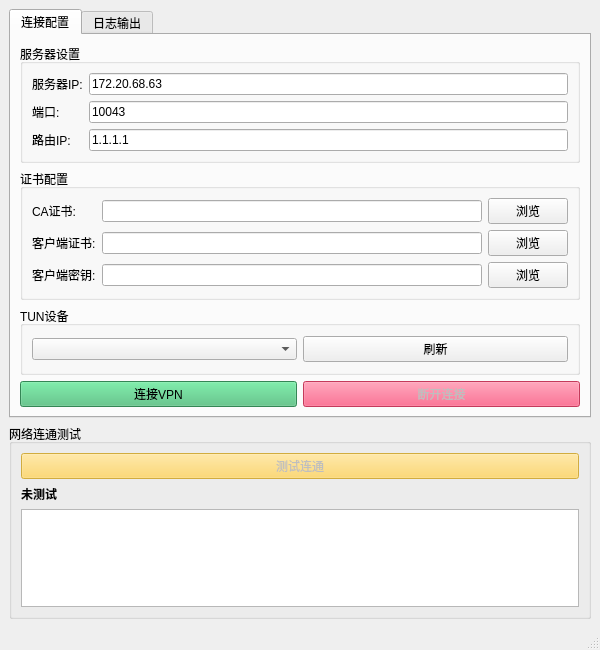
Qt form Projects/VPNClient/mainwindow.ui (Dahyunnist/Personal-VPN) before a commit.
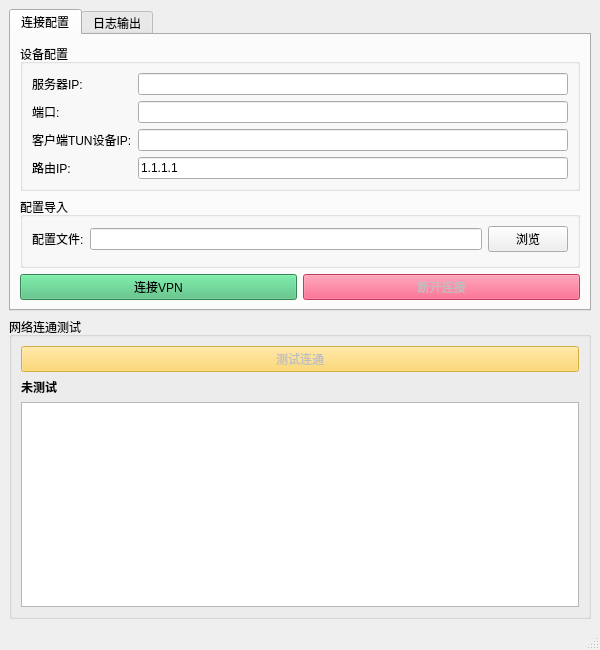
The same form after that commit.

Commit message: put all information client needed in a config.json file and make client program able to read it; simplified UI, with only one function selecting config file left

What changed in the file:
```diff
--- a/Projects/VPNClient/mainwindow.ui
+++ b/Projects/VPNClient/mainwindow.ui
@@ -28,7 +28,7 @@
         <item>
          <widget class="QGroupBox" name="serverGroup">
           <property name="title">
-           <string>服务器设置</string>
+           <string>设备配置</string>
           </property>
           <layout class="QFormLayout" name="formLayout">
            <item row="0" column="0">
@@ -41,7 +41,7 @@
            <item row="0" column="1">
             <widget class="QLineEdit" name="serverIp">
              <property name="text">
-              <string>172.20.68.63</string>
+              <string/>
              </property>
             </widget>
            </item>
@@ -55,18 +55,32 @@
            <item row="1" column="1">
             <widget class="QLineEdit" name="serverPort">
              <property name="text">
-              <string>10043</string>
+              <string/>
              </property>
             </widget>
            </item>
            <item row="2" column="0">
+            <widget class="QLabel" name="label">
+             <property name="text">
+              <string>客户端TUN设备IP:</string>
+             </property>
+            </widget>
+           </item>
+           <item row="2" column="1">
+            <widget class="QLineEdit" name="tunIp">
+             <property name="text">
+              <string/>
+             </property>
+            </widget>
+           </item>
+           <item row="3" column="0">
             <widget class="QLabel" name="label_3">
              <property name="text">
               <string>路由IP:</string>
              </property>
             </widget>
            </item>
-           <item row="2" column="1">
+           <item row="3" column="1">
             <widget class="QLineEdit" name="routeIp">
              <property name="text">
               <string>1.1.1.1</string>
@@ -79,13 +93,13 @@
         <item>
          <widget class="QGroupBox" name="certGroup">
           <property name="title">
-           <string>证书配置</string>
+           <string>配置导入</string>
           </property>
           <layout class="QFormLayout" name="formLayout_2">
            <item row="0" column="0">
             <widget class="QLabel" name="label_4">
              <property name="text">
-              <string>CA证书:</string>
+              <string>配置文件:</string>
              </property>
             </widget>
            </item>
@@ -103,70 +117,10 @@
              </item>
             </layout>
            </item>
-           <item row="1" column="0">
-            <widget class="QLabel" name="label_5">
-             <property name="text">
-              <string>客户端证书:</string>
-             </property>
-            </widget>
-           </item>
-           <item row="1" column="1">
-            <layout class="QHBoxLayout" name="horizontalLayout_2">
-             <item>
-              <widget class="QLineEdit" name="clientCertPath"/>
-             </item>
-             <item>
-              <widget class="QPushButton" name="browseClientCert">
-               <property name="text">
-                <string>浏览</string>
-               </property>
-              </widget>
-             </item>
-            </layout>
-           </item>
-           <item row="2" column="0">
-            <widget class="QLabel" name="label_6">
-             <property name="text">
-              <string>客户端密钥:</string>
-             </property>
-            </widget>
-           </item>
-           <item row="2" column="1">
-            <layout class="QHBoxLayout" name="horizontalLayout_3">
-             <item>
-              <widget class="QLineEdit" name="clientKeyPath"/>
-             </item>
-             <item>
-              <widget class="QPushButton" name="browseClientKey">
-               <property name="text">
-                <string>浏览</string>
-               </property>
-              </widget>
-             </item>
-            </layout>
-           </item>
           </layout>
          </widget>
         </item>
-        <item>
-         <widget class="QGroupBox" name="tunGroup">
-          <property name="title">
-           <string>TUN设备</string>
-          </property>
-          <layout class="QHBoxLayout" name="horizontalLayout_4">
-           <item>
-            <widget class="QComboBox" name="tunInterface"/>
-           </item>
-           <item>
-            <widget class="QPushButton" name="refreshInterfaces">
-             <property name="text">
-              <string>刷新</string>
-             </property>
-            </widget>
-           </item>
-          </layout>
-         </widget>
-        </item>
+        
         <item>
          <layout class="QHBoxLayout" name="horizontalLayout_5">
           <item>
```
Left out of the diff: 5 changed lines with no effect on the pictures. The commit also changes 627 other files.
